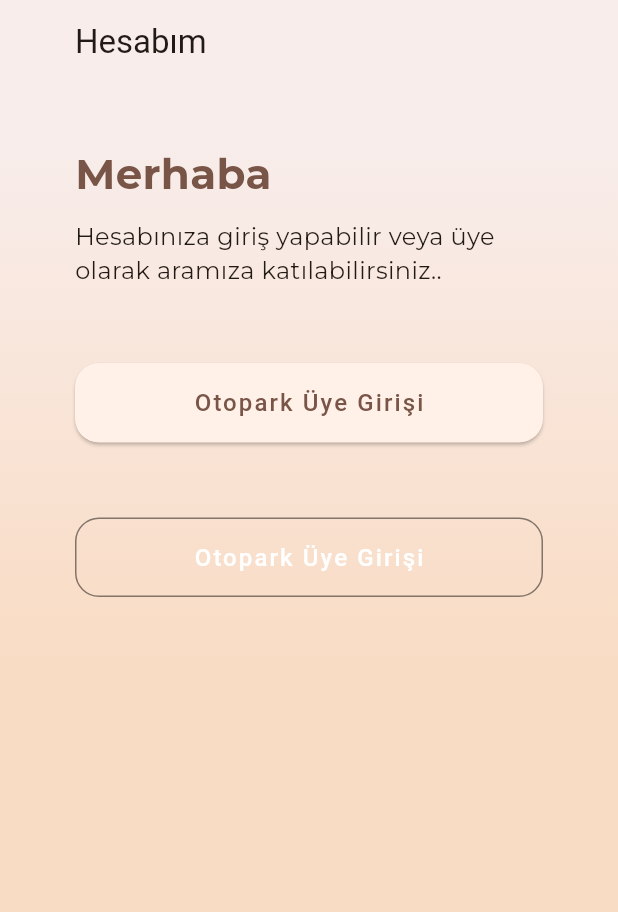
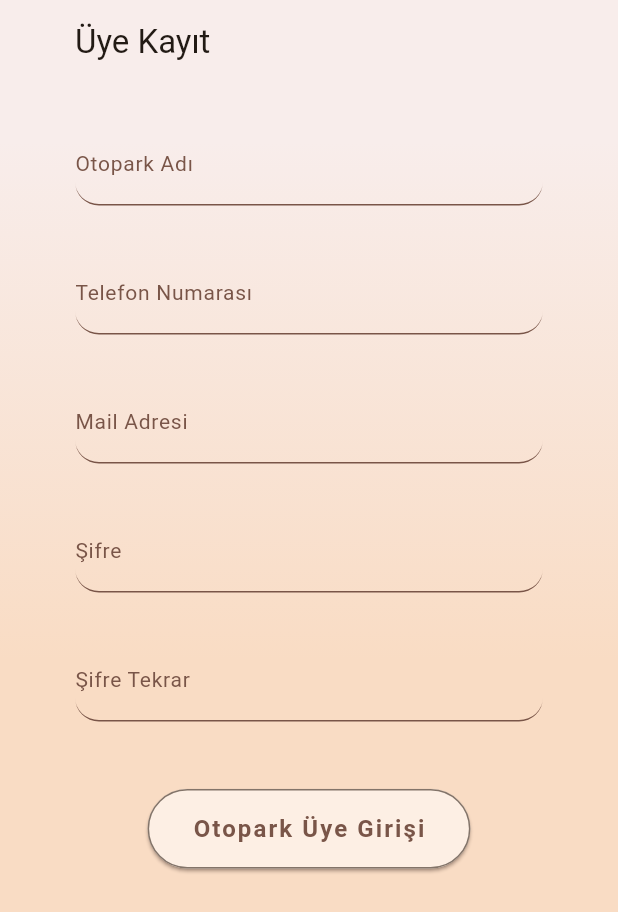
Before and after one commit to dogahavaa/ValemMobileApp, a Flutter app: the screen it shows after launch, on a phone screen of 412 x 824 dp. Shown: the top 912 px of the screen. Run offline on Flutter 3.47's test engine with Material 3 defaults, Android fonts, the phone set to English and light mode, and no system bars; our stand-ins replace google_fonts.

Commit message:
RegisterPage

```diff
--- a/valem_application/lib/main.dart
+++ b/valem_application/lib/main.dart
@@ -1,5 +1,6 @@
 import 'package:flutter/material.dart';
-import 'package:valem_application/pages/account.dart';
+//import 'package:valem_application/pages/account.dart';
+import 'package:valem_application/pages/register_page.dart';
 
 void main() {
   runApp(const MyApp());
@@ -25,7 +26,7 @@ class MyApp extends StatelessWidget {
         useMaterial3: true,
       ),
       //home: const MyHomePage(title: 'Valem'),
-      home: AccountPage(),
+      home: const RegisterPage(),
     );
   }
 }
--- a/valem_application/lib/pages/account.dart
+++ b/valem_application/lib/pages/account.dart
@@ -1,6 +1,6 @@
 import 'package:flutter/material.dart';
-import 'package:flutter/rendering.dart';
 import 'package:google_fonts/google_fonts.dart';
+import 'package:valem_application/widgets/background.dart';
 
 class AccountPage extends StatelessWidget {
   const AccountPage({super.key});
@@ -23,12 +23,8 @@ class AccountPage extends StatelessWidget {
 
 Widget content() {
   return Stack(children: [
-    Container(
-      height: double.infinity,
-      width: double.infinity,
-      decoration: gradientBackground(),
-    ),
-    Container(
+    const BackgroundWidget(),
+    SizedBox(
       height: double.infinity,
       child: SingleChildScrollView(
         //physics: AlwaysScrollableScrollPhysics(),
@@ -57,16 +53,16 @@ Widget content() {
                 fontSize: 16,
               ),
             ),
-            //const SizedBox(height: 50),
+            const SizedBox(height: 50),
             Column(
               children: [
                 Container(
-                  padding: EdgeInsets.symmetric(vertical: 50),
+                  padding: const EdgeInsets.symmetric(vertical: 40),
                   width: double.infinity,
                   child: ElevatedButton(
                     onPressed: () {},
                     style: ElevatedButton.styleFrom(
-                        padding: EdgeInsets.all(15),
+                        padding: const EdgeInsets.all(15),
                         shape: RoundedRectangleBorder(
                             borderRadius: BorderRadius.circular(16))),
                     child: const Text(
@@ -75,27 +71,27 @@ Widget content() {
                         color: Colors.brown,
                         fontSize: 16,
                         letterSpacing: 1.4,
-                        fontWeight: FontWeight.w500,
+                        fontWeight: FontWeight.bold,
                       ),
                     ),
                   ),
                 ),
-                Container(
+                SizedBox(
                   //padding: EdgeInsets.symmetric(vertical: 50),
                   width: double.infinity,
                   child: OutlinedButton(
                     onPressed: () {},
                     style: ElevatedButton.styleFrom(
-                        padding: EdgeInsets.all(15),
+                        padding: const EdgeInsets.all(15),
                         shape: RoundedRectangleBorder(
                             borderRadius: BorderRadius.circular(16))),
                     child: const Text(
-                      "Otopark Üye Girişi",
+                      "Otopark'a Üye Ol",
                       style: TextStyle(
-                        color: Colors.white,
+                        color: Colors.brown,
                         fontSize: 16,
                         letterSpacing: 1.4,
-                        fontWeight: FontWeight.w500,
+                        fontWeight: FontWeight.bold,
                       ),
                     ),
                   ),
@@ -108,14 +104,3 @@ Widget content() {
     ),
   ]);
 }
-
-BoxDecoration gradientBackground() {
-  return const BoxDecoration(
-    gradient: LinearGradient(
-      begin: Alignment.topCenter,
-      end: Alignment.bottomCenter,
-      colors: [Color(0xFFF8EDEB), Color(0xFFF9DCC4), Color(0xFFF9DCC4)],
-      stops: [0.05, 0.5, 0.9],
-    ),
-  );
-}
--- /dev/null
+++ b/valem_application/lib/pages/register_page.dart
@@ -0,0 +1,95 @@
+// ignore_for_file: prefer_const_constructors
+
+import 'package:flutter/material.dart';
+import 'package:valem_application/widgets/background.dart';
+
+class RegisterPage extends StatelessWidget {
+  const RegisterPage({super.key});
+
+  @override
+  Widget build(BuildContext context) {
+    return Scaffold(
+      appBar: AppBar(
+        title: const Text("Üye Kayıt"),
+        centerTitle: false,
+        titleSpacing: 50,
+        backgroundColor: const Color(0xFFF8EDEB),
+        elevation: 0.005,
+        shadowColor: Colors.black,
+      ),
+      body: _content(),
+    );
+  }
+}
+
+Widget _content() {
+  return Stack(
+    children: <Widget>[
+      BackgroundWidget(),
+      SizedBox(
+        height: double.infinity,
+        child: SingleChildScrollView(
+          padding: EdgeInsets.symmetric(
+            horizontal: 50,
+            vertical: 10,
+          ),
+          child: Column(
+            children: <Widget>[
+              _MyTextFormField(fieldText: "Otopark Adı"),
+              _MyTextFormField(fieldText: "Telefon Numarası"),
+              _MyTextFormField(fieldText: "Mail Adresi"),
+              _MyTextFormField(fieldText: "Şifre"),
+              _MyTextFormField(fieldText: "Şifre Tekrar"),
+              SizedBox(height: 30),
+              OutlinedButton(
+                onPressed: () {},
+                style: ElevatedButton.styleFrom(
+                  backgroundColor: Color.fromARGB(255, 253, 239, 228),
+                  shadowColor: Colors.brown,
+                  elevation: 1,
+                  padding:
+                      const EdgeInsets.symmetric(vertical: 15, horizontal: 30),
+                ),
+                child: const Text(
+                  "Otopark Üye Girişi",
+                  style: TextStyle(
+                    color: Colors.brown,
+                    fontSize: 16,
+                    letterSpacing: 1.4,
+                    fontWeight: FontWeight.w600,
+                  ),
+                ),
+              ),
+            ],
+          ),
+        ),
+      )
+    ],
+  );
+}
+
+class _MyTextFormField extends StatelessWidget {
+  final String fieldText;
+  const _MyTextFormField({required this.fieldText});
+
+  @override
+  Widget build(BuildContext context) {
+    return Padding(
+      padding: const EdgeInsets.symmetric(vertical: 15),
+      child: TextFormField(
+        // Validator ekle
+        decoration: InputDecoration(
+            label: Text(
+              fieldText,
+              style: TextStyle(color: Colors.brown, fontSize: 14),
+            ),
+            enabledBorder: UnderlineInputBorder(
+              borderRadius: BorderRadius.circular(16),
+              borderSide: const BorderSide(color: Colors.brown),
+            ),
+            focusedBorder: UnderlineInputBorder(
+                borderSide: BorderSide(color: Colors.brown))),
+      ),
+    );
+  }
+}
--- /dev/null
+++ b/valem_application/lib/widgets/background.dart
@@ -0,0 +1,23 @@
+import 'package:flutter/material.dart';
+
+class BackgroundWidget extends StatelessWidget {
+  const BackgroundWidget({
+    super.key,
+  });
+
+  @override
+  Widget build(BuildContext context) {
+    return Container(
+      height: double.infinity,
+      width: double.infinity,
+      decoration: const BoxDecoration(
+        gradient: LinearGradient(
+          begin: Alignment.topCenter,
+          end: Alignment.bottomCenter,
+          colors: [Color(0xFFF8EDEB), Color(0xFFF9DCC4), Color(0xFFF9DCC4)],
+          stops: [0.05, 0.5, 0.9],
+        ),
+      ),
+    );
+  }
+}
```
Also changed, not shown: 3 other files.
